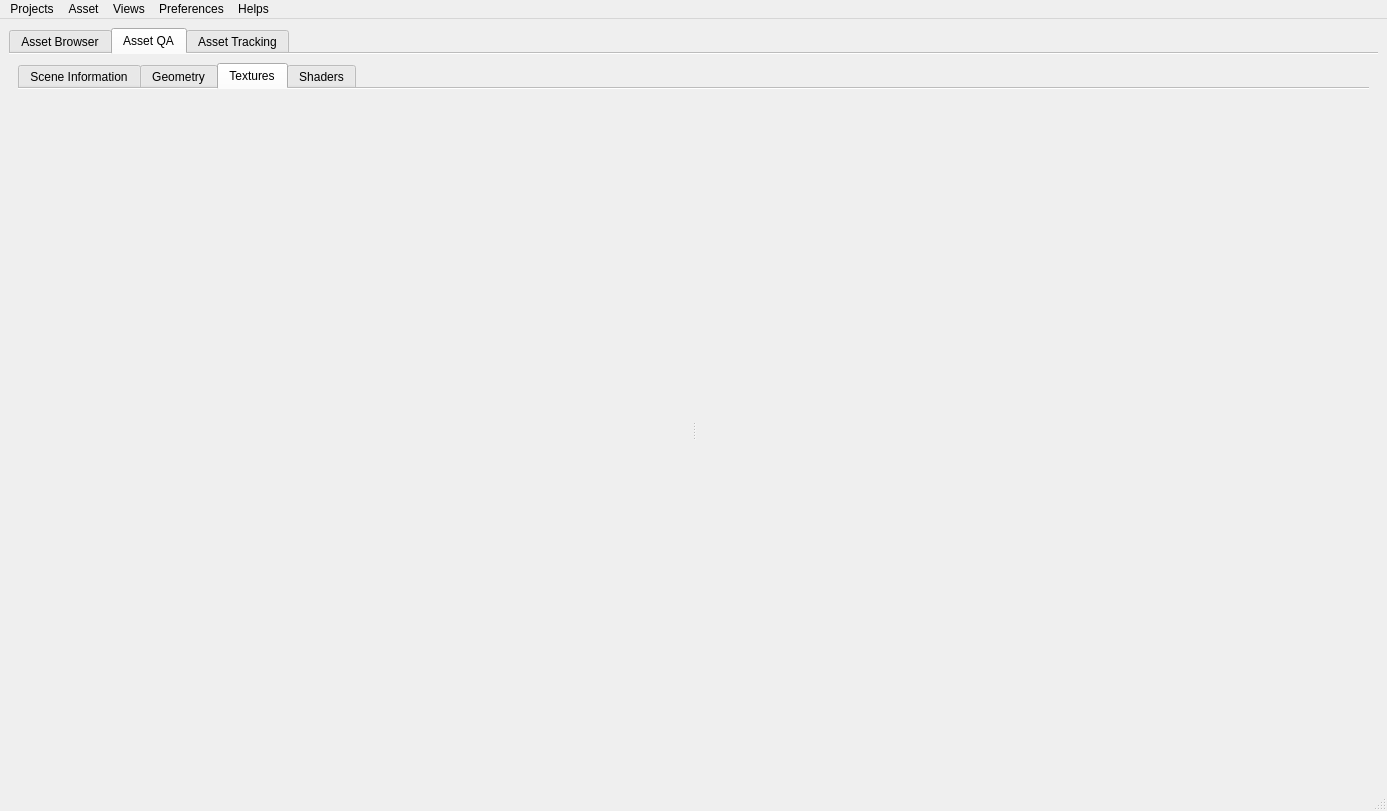
The window that src/developer/main/assetContent/ui/AssetContentUI.ui (code-google-com/mayatools) describes before a commit, drawn with Qt 5.
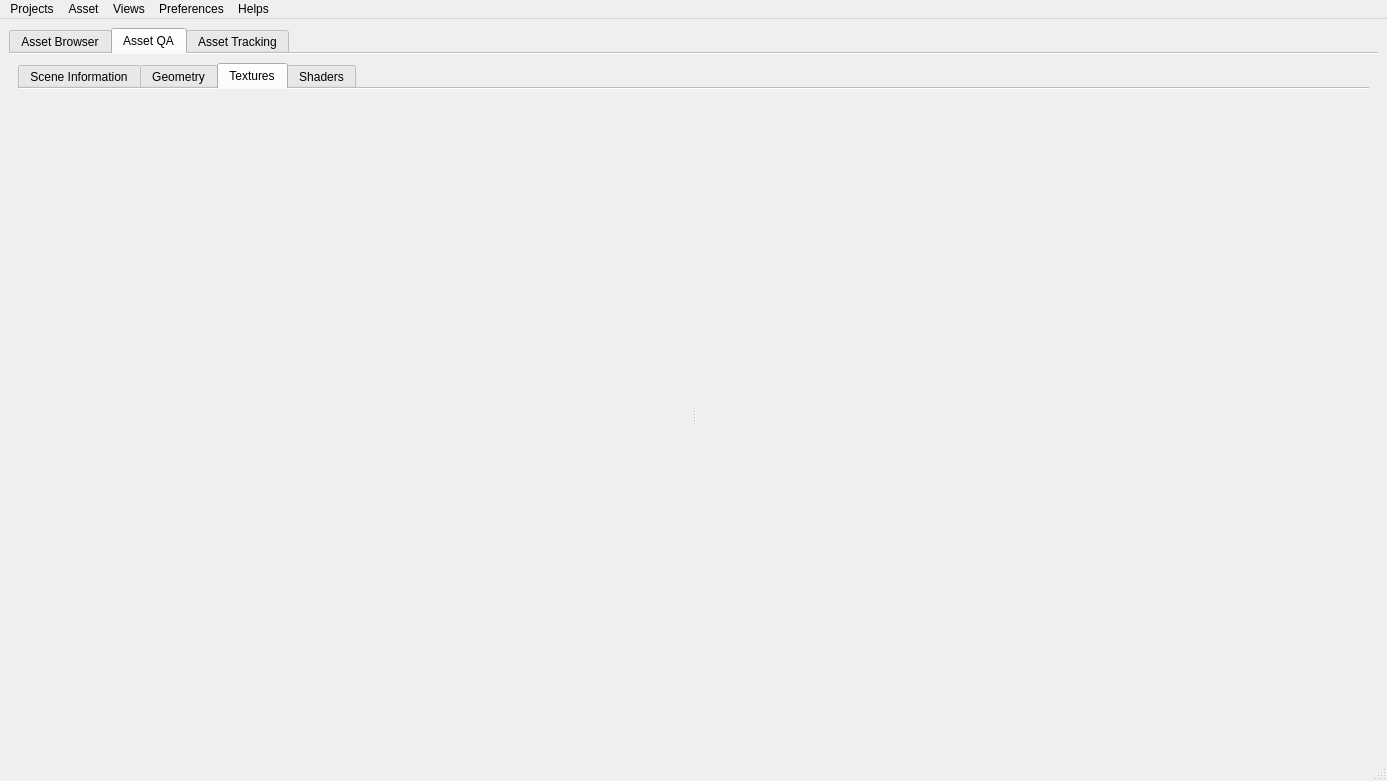
The same window after the commit. The open tabs and pages were chosen to show the change. Icons and pictures are not drawn.

Patch:
```diff
--- a/src/developer/main/assetContent/ui/AssetContentUI.ui
+++ b/src/developer/main/assetContent/ui/AssetContentUI.ui
@@ -13,7 +13,7 @@
     <x>0</x>
     <y>0</y>
     <width>1387</width>
-    <height>811</height>
+    <height>781</height>
    </rect>
   </property>
   <property name="acceptDrops">
```
Left out of the diff: 22 changed lines with no effect on the pictures.
